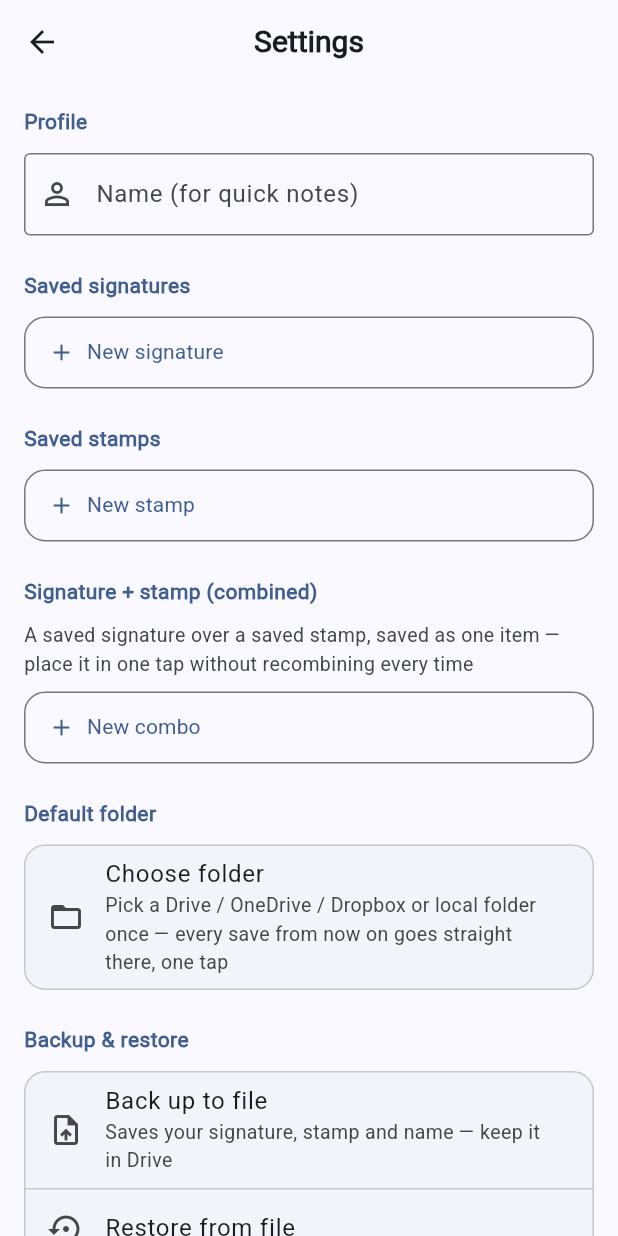
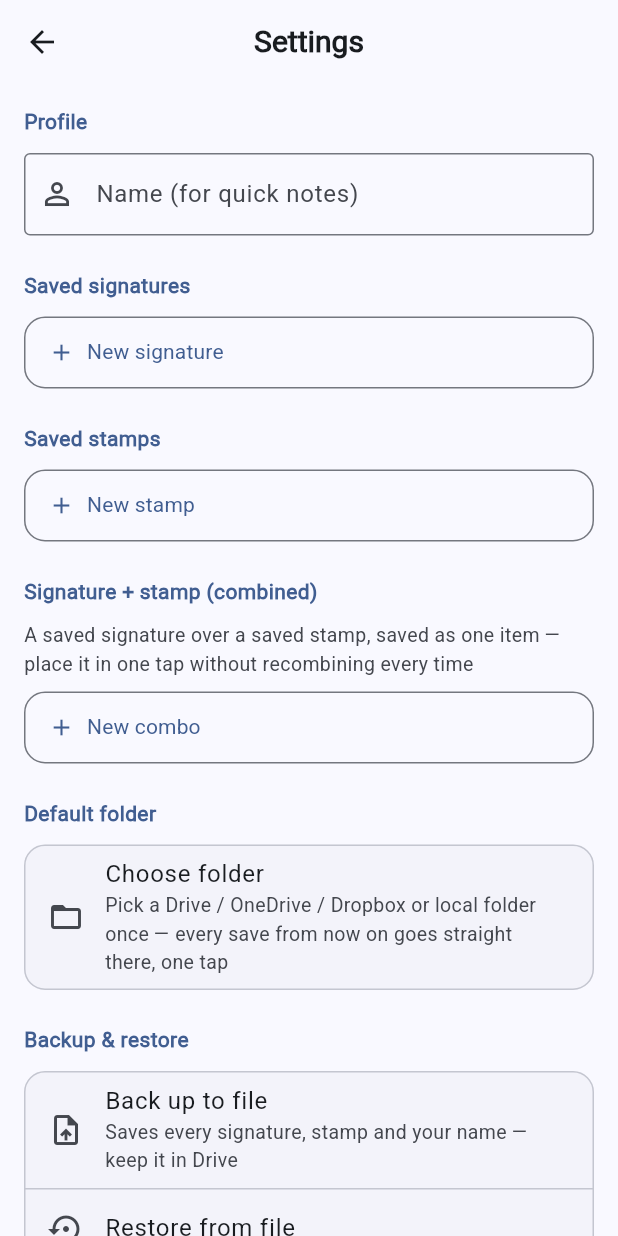
Before and after one commit to rotem-ya/quick-sign, a Flutter app: the SettingsScreen screen opened directly, on a phone screen of 412 x 824 dp. Run offline on Flutter 3.47's test engine with Material 3 defaults, Android fonts, the phone set to English and light mode, and no system bars; our stand-ins replace file_picker, google_mobile_ads, image_picker, printing, share_plus, shared_preferences and 2 more; missing offline and left inert: dart:js_interop, pdfx, receive_sharing_intent, syncfusion_flutter_pdf; accounts and stored records are empty; network calls fail.

Commit message:
fix: backup/restore now covers the full marks library, not just one item
SettingsService.exportBundle/importBundle still read/wrote the legacy
single-signature/single-stamp StampService storage, which round 9's
migration to MarksService (the multi-item library) drains on first run —
so every backup made since then silently excluded all signatures, stamps,
and combos, only the profile name survived. Rewrote both to operate on
MarksService: exports every saved mark plus per-type defaults, imports
add fresh copies (new ids, remapped defaults) so restoring the same
backup twice or onto a device that already has marks never collides.
Old (version 1) backup files still restore correctly.

Also added a one-tap "quick backup to default folder" action next to the
existing manual file export — reuses the SAF-based default-folder
mechanism (Drive/OneDrive/Dropbox, already shipped, no OAuth) so a
backup can land straight in the user's own cloud folder without a
save-as dialog every time.

Verified end-to-end in a live browser: drew a signature, exported,
restored into a completely fresh browser context (no prior storage),
confirmed the signature came back correctly.

Co-Authored-By: Claude Sonnet 5 <noreply@anthropic.com>
Claude-Session: https://claude.ai/code/session_01DJxuW2CZgKB7M2Hcgi2VTk

```diff
--- a/lib/l10n/strings.dart
+++ b/lib/l10n/strings.dart
@@ -91,8 +91,11 @@ class S {
       'delete': 'מחיקה',
       'notSaved': 'לא שמורה עדיין',
       'backup': 'גיבוי ושחזור',
+      'quickBackup': 'גיבוי מהיר לתיקיית ברירת המחדל',
+      'quickBackupSub': 'כל החתימות, החותמות והשם — ישירות לתיקייה שנבחרה',
       'exportSettings': 'גיבוי לקובץ',
-      'exportSettingsSub': 'שומר את החתימה, החותמת והשם — אפשר לשים ב-Drive',
+      'exportSettingsSub':
+          'שומר את כל החתימות, החותמות והשם — אפשר לשים ב-Drive',
       'importSettings': 'שחזור מקובץ',
       'backupSaved': 'הגיבוי נשמר',
       'backupRestored': 'שוחזר בהצלחה',
@@ -229,9 +232,12 @@ class S {
       'delete': 'Delete',
       'notSaved': 'Not saved yet',
       'backup': 'Backup & restore',
+      'quickBackup': 'Quick backup to default folder',
+      'quickBackupSub':
+          'Every signature, stamp and your name — straight to the chosen folder',
       'exportSettings': 'Back up to file',
       'exportSettingsSub':
-          'Saves your signature, stamp and name — keep it in Drive',
+          'Saves every signature, stamp and your name — keep it in Drive',
       'importSettings': 'Restore from file',
       'backupSaved': 'Backup saved',
       'backupRestored': 'Restored successfully',
--- a/lib/screens/settings_screen.dart
+++ b/lib/screens/settings_screen.dart
@@ -85,6 +85,21 @@ class _SettingsScreenState extends State<SettingsScreen> {
     final bundle = await _settings.exportBundle();
     final saved = await _shareService.saveAs(bundle, 'quicksign-backup.json');
     if (saved && mounted) _snack(s['backupSaved']);
+  }
+
+  /// One tap, no dialog — writes straight into the already-chosen default
+  /// folder (Drive/OneDrive/Dropbox via SAF, see [DefaultFolderService]).
+  /// This is how a backup gets to the user's own cloud without any account
+  /// or OAuth: the same mechanism already used for signed documents.
+  Future<void> _quickBackupToFolder() async {
+    final s = S.of(context);
+    await _settings.setName(_nameController.text);
+    final bundle = await _settings.exportBundle();
+    final ok = await _folderService.saveFile(bundle, 'quicksign-backup.json');
+    if (!mounted) return;
+    _snack(
+      ok ? '${s['savedToDefaultFolder']} — $_folderName' : s['backupError'],
+    );
   }
 
   Future<void> _importBackup() async {
@@ -397,6 +412,22 @@ class _SettingsScreenState extends State<SettingsScreen> {
                   margin: EdgeInsets.zero,
                   child: Column(
                     children: [
+                      if (DefaultFolderService.isSupported &&
+                          _folderName != null) ...[
+                        ListTile(
+                          leading: Icon(
+                            Icons.cloud_upload_outlined,
+                            color: scheme.primary,
+                          ),
+                          title: Text(s['quickBackup']),
+                          subtitle: Text(
+                            '${s['quickBackupSub']} — $_folderName',
+                            style: const TextStyle(fontSize: 13),
+                          ),
+                          onTap: _quickBackupToFolder,
+                        ),
+                        const Divider(height: 1),
+                      ],
                       ListTile(
                         leading: const Icon(Icons.upload_file_outlined),
                         title: Text(s['exportSettings']),
```
Also changed, not shown: lib/services/settings_service.dart (+71 -19 lines), 2 other files.
